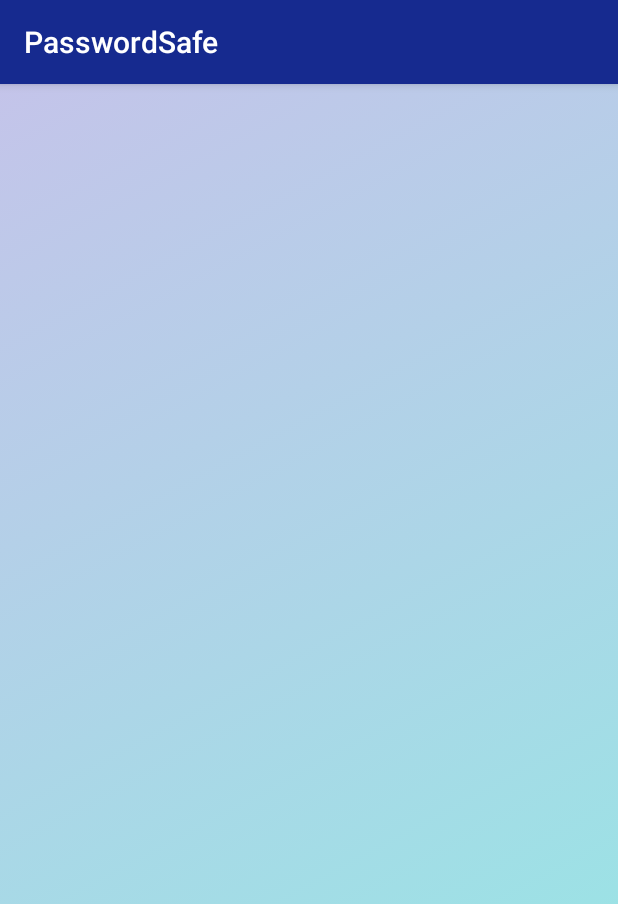
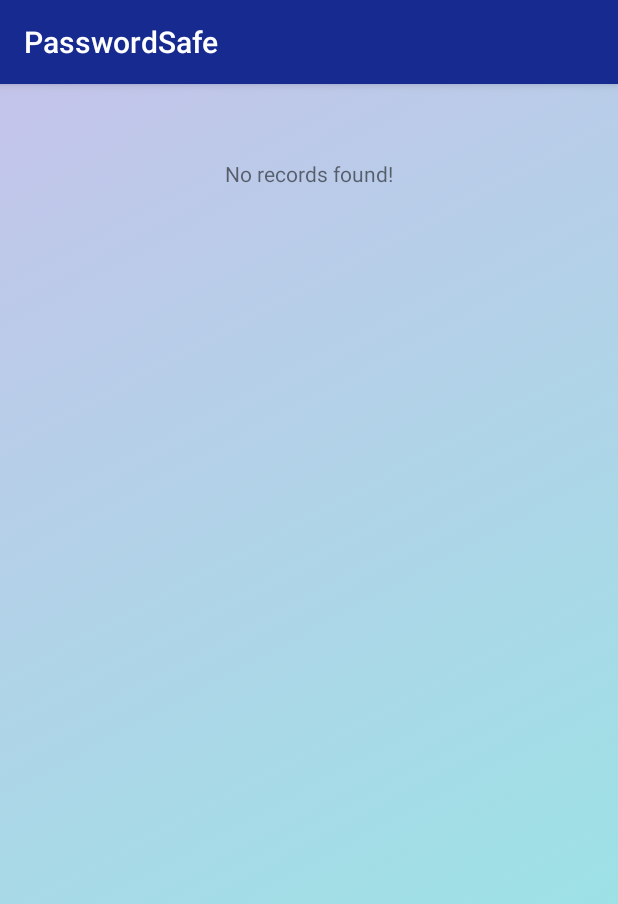
Before and after one commit to chinmayee521/PasswordSafe, an Android app: the ViewAll screen opened directly, with no data from a screen before it, on a phone screen of 412 x 824 dp. Shown: the top 904 px of the screen. Run offline under Robolectric (Android 15) with nearby library versions, the phone set to English and light mode, and no system bars.

Commit message:
Update activity_view_all.xml

```diff
--- a/app/src/main/res/layout/activity_view_all.xml
+++ b/app/src/main/res/layout/activity_view_all.xml
@@ -7,6 +7,14 @@
     android:background="@drawable/gradient_animation"
     tools:context=".ViewAll">
 
+    <TextView
+        android:id="@+id/recfound"
+        android:layout_width="wrap_content"
+        android:layout_height="wrap_content"
+        android:layout_marginLeft="150dp"
+        android:layout_marginTop="50dp"
+        android:text="No records found!" />
+
     <!--recycler view for displaying our courses-->
     <androidx.recyclerview.widget.RecyclerView
         android:id="@+id/idRVAllData"
```
